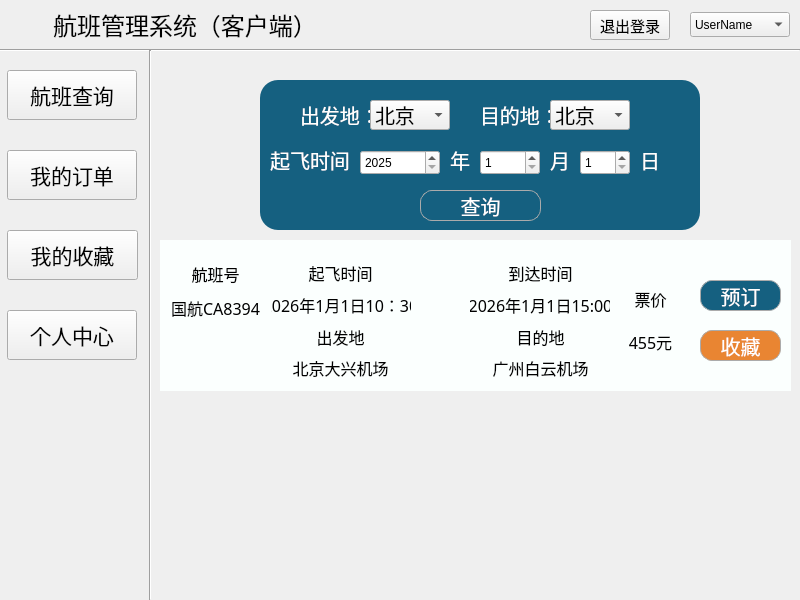
ImmortalWatcher/Flient_Management, file UserMainWindow.ui: the form before one commit.
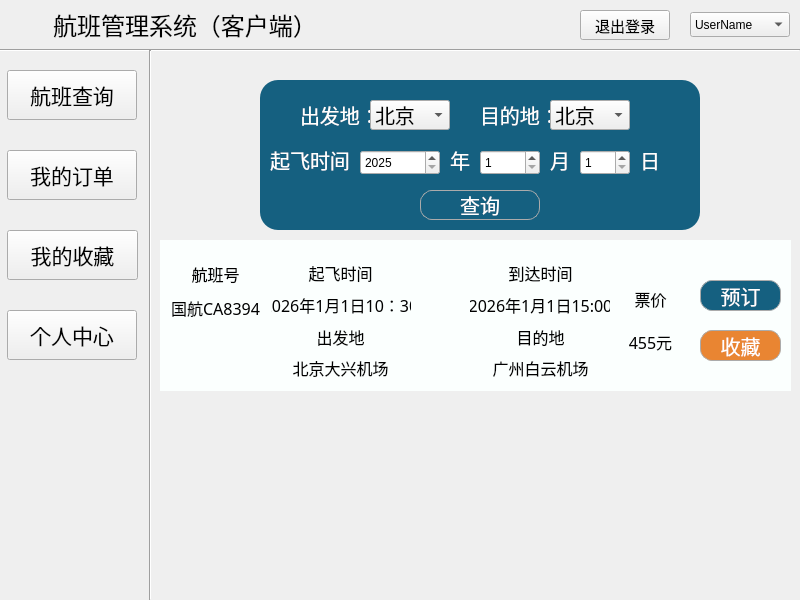
The form after the commit. The open tabs and pages were chosen to show the change. Icons and pictures are not drawn.

The edit to the form file:
```diff
--- a/UserMainWindow.ui
+++ b/UserMainWindow.ui
@@ -73,9 +73,9 @@
    <widget class="QPushButton" name="backBtn">
     <property name="geometry">
      <rect>
-      <x>590</x>
+      <x>580</x>
       <y>10</y>
-      <width>80</width>
+      <width>90</width>
       <height>30</height>
      </rect>
     </property>
@@ -87,6 +87,16 @@
     <property name="text">
      <string>退出登录</string>
     </property>
+    <property name="icon">
+     <iconset resource="figures.qrc">
+      <normaloff>:/img/source/figures/logout.png</normaloff>:/img/source/figures/logout.png</iconset>
+    </property>
+    <property name="iconSize">
+     <size>
+      <width>18</width>
+      <height>18</height>
+     </size>
+    </property>
    </widget>
    <widget class="QComboBox" name="comboBox">
     <property name="geometry">
@@ -1788,8 +1798,8 @@
         <rect>
          <x>160</x>
          <y>110</y>
-         <width>121</width>
-         <height>31</height>
+         <width>120</width>
+         <height>30</height>
         </rect>
        </property>
        <property name="font">
```
Left out of the diff: 6 changed lines with no effect on the pictures.
